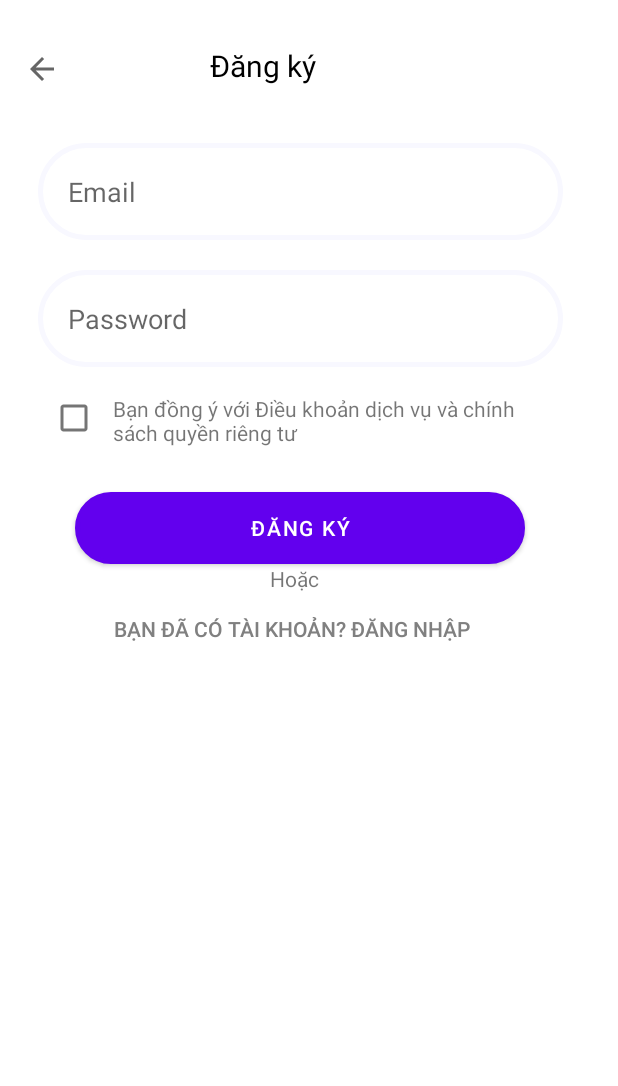
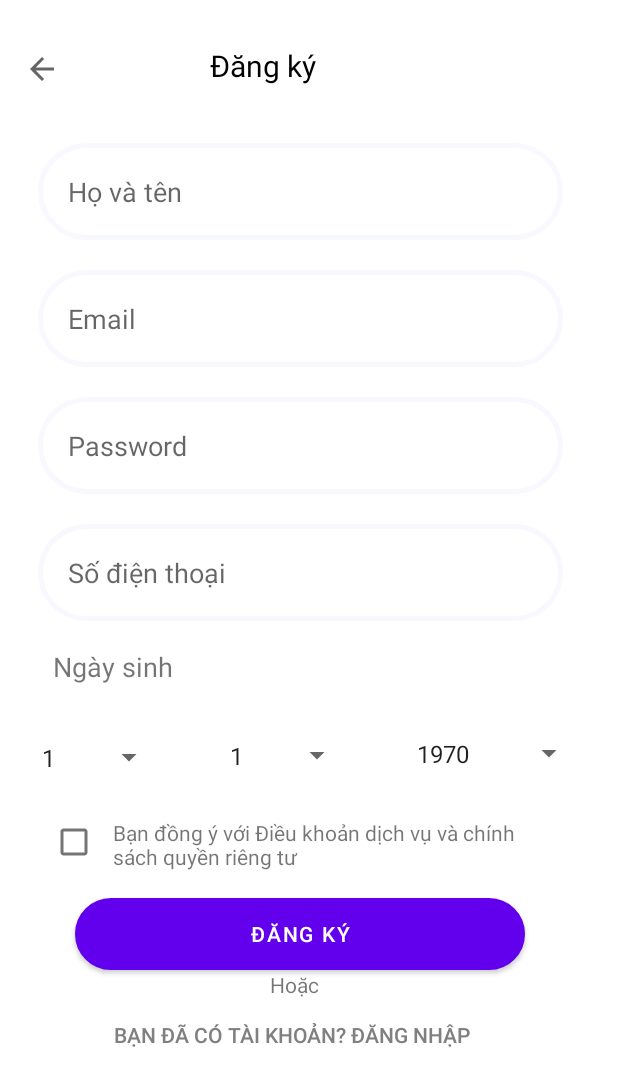
Before and after one commit to DuyChamHoc/Money-Management-App, an Android app: the RegistrationActivity screen opened directly, with no data from a screen before it, on a phone screen of 412 x 824 dp. Shown: the top 1086 px of the screen. Run offline under Robolectric (Android 15) with nearby library versions, the light colour scheme and no system bars; our stand-ins replace Firebase (no records; nobody signed in at launch, a user with empty details on screens opened directly).

Commit message:
edit home,register,login

```diff
--- a/app/src/main/res/drawable-v24/layout_bolinearcolor.xml
+++ b/app/src/main/res/drawable-v24/layout_bolinearcolor.xml
@@ -14,7 +14,7 @@
         android:top="0.25dp"
         android:bottom="1dp">
         <shape android:shape="rectangle">
-            <solid android:color="@color/linear"/>
+            <solid android:color="@color/colorBackground"/>
             <corners android:bottomLeftRadius="25dp" android:bottomRightRadius="25dp" />
         </shape>
     </item>
--- a/app/src/main/res/layout/activity_account.xml
+++ b/app/src/main/res/layout/activity_account.xml
@@ -65,13 +65,13 @@
                 android:textSize="17dp" />
 
             <EditText
-                android:paddingLeft="15dp"
                 android:id="@+id/edtFullName"
                 android:layout_width="370dp"
                 android:layout_height="40dp"
                 android:layout_marginLeft="10dp"
                 android:layout_marginTop="30dp"
                 android:background="@drawable/layout_edittext"
+                android:paddingLeft="15dp"
                 android:textColor="@color/black" />
         </RelativeLayout>
         <RelativeLayout
@@ -90,12 +90,12 @@
 
             <TextView
                 android:id="@+id/tv_email"
-                android:paddingLeft="15dp"
                 android:layout_width="370dp"
                 android:layout_height="40dp"
                 android:layout_marginLeft="10dp"
                 android:layout_marginTop="30dp"
                 android:background="@drawable/layout_edittext"
+                android:paddingLeft="15dp"
                 android:paddingTop="5dp"
                 android:textColor="@color/black"
                 android:textSize="18sp" />
--- a/app/src/main/res/layout/activity_home.xml
+++ b/app/src/main/res/layout/activity_home.xml
@@ -5,7 +5,7 @@
     android:layout_height="match_parent"
     xmlns:app="http://schemas.android.com/apk/res-auto"
     android:orientation="vertical"
-    android:background="#FFFAF0"
+    android:background="@color/colorBackground"
     android:id="@+id/bigestlayout"
     >
 
@@ -240,7 +240,7 @@
             android:id="@+id/recyclerView"
             android:layout_width="match_parent"
             android:layout_height="250dp"
-            android:background="#FFFCF6" />
+            android:background="@color/white" />
 
         <com.google.android.material.floatingactionbutton.FloatingActionButton
             android:id="@+id/btn_ngansach"
--- a/app/src/main/res/layout/activity_registration.xml
+++ b/app/src/main/res/layout/activity_registration.xml
@@ -25,6 +25,18 @@
 
 
     <EditText
+        android:id="@+id/name"
+        android:layout_width="350dp"
+        android:layout_height="wrap_content"
+        android:layout_marginLeft="25dp"
+        android:ems="10"
+        android:hint="Họ và tên"
+        android:inputType="textPersonName"
+        android:minHeight="48dp"
+        android:padding="20dp"
+        android:layout_marginTop="20dp"
+        android:background="@drawable/edit_round"/>
+    <EditText
         android:id="@+id/email"
         android:layout_width="350dp"
         android:layout_height="wrap_content"
@@ -48,6 +60,53 @@
         android:padding="20dp"
         android:layout_marginTop="20dp"
         android:background="@drawable/edit_round"/>
+
+    <EditText
+        android:id="@+id/phonenumber"
+        android:layout_width="350dp"
+        android:layout_height="wrap_content"
+        android:layout_marginLeft="25dp"
+        android:layout_marginTop="20dp"
+        android:background="@drawable/edit_round"
+        android:ems="10"
+        android:hint="Số điện thoại"
+        android:inputType="textPersonName"
+        android:minHeight="48dp"
+        android:padding="20dp" />
+
+    <TextView
+        android:layout_width="150dp"
+        android:layout_height="40dp"
+        android:text="Ngày sinh"
+        android:textSize="18dp"
+        android:textAlignment="center"
+        android:layout_marginTop="18dp"
+        />
+
+    <Spinner
+        android:id="@+id/spinnerday"
+        android:layout_width="90dp"
+        android:layout_height="50dp"
+        android:layout_marginLeft="20dp"
+        android:layout_marginTop="8dp"
+        android:entries="@array/days"
+        />
+    <Spinner
+        android:id="@+id/spinnermonth"
+        android:layout_width="90dp"
+        android:layout_height="50dp"
+        android:layout_marginLeft="145dp"
+        android:layout_marginTop="-51dp"
+        android:entries="@array/months"
+        />
+    <Spinner
+        android:entries="@array/years"
+        android:id="@+id/spinneryear"
+        android:layout_width="120dp"
+        android:layout_height="50dp"
+        android:layout_marginLeft="270dp"
+        android:layout_marginTop="-51dp"
+        />
     <CheckBox
         android:layout_width="wrap_content"
         android:layout_height="wrap_content"
@@ -64,7 +123,7 @@
     </TextView>
     <Button
         android:id="@+id/registerBtn"
-        android:layout_marginTop="30dp"
+        android:layout_marginTop="18dp"
         android:layout_width="300dp"
         android:layout_marginLeft="50dp"
         android:background="@drawable/edit_round"
--- a/app/src/main/res/values/colors.xml
+++ b/app/src/main/res/values/colors.xml
@@ -1,6 +1,6 @@
 <?xml version="1.0" encoding="utf-8"?>
 <resources>
-    <color name="colorBackground">#EBEBEB</color>
+    <color name="colorBackground">#F0EEEE</color>
     <color name="colorPrimary">#2BCC6F</color>
     <color name="purple_200">#FFBB86FC</color>
     <color name="purple_500">#FF6200EE</color>
@@ -20,4 +20,5 @@
     <color name="colorTrend">#96C93D</color>
     <color name="colorDriver">#D6D6D6</color>
     <color name="colorAcent">#D81B60</color>
+    <color name="colorxam">#F0ECEC</color>
 </resources>
--- a/app/src/main/res/values/strings.xml
+++ b/app/src/main/res/values/strings.xml
@@ -13,10 +13,7 @@
         <item>Personal</item>
         <item>Other</item>
     </string-array>
-    <string-array name="month">
-        <item>Tháng 1</item>
-        <item>Tháng 2</item>
-    </string-array>
+
     <string-array name="days">
         <item>1</item>
         <item>2</item>
```
Also changed, not shown: app/src/main/res/layout/activity_login.xml (+22 -9 lines).
